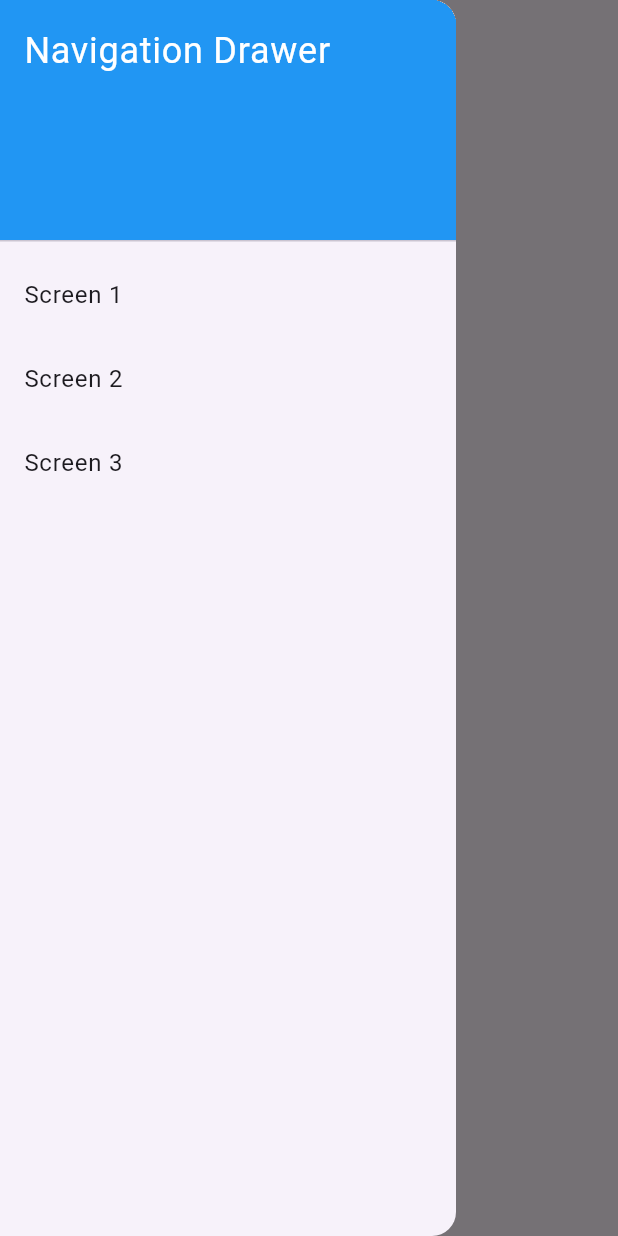
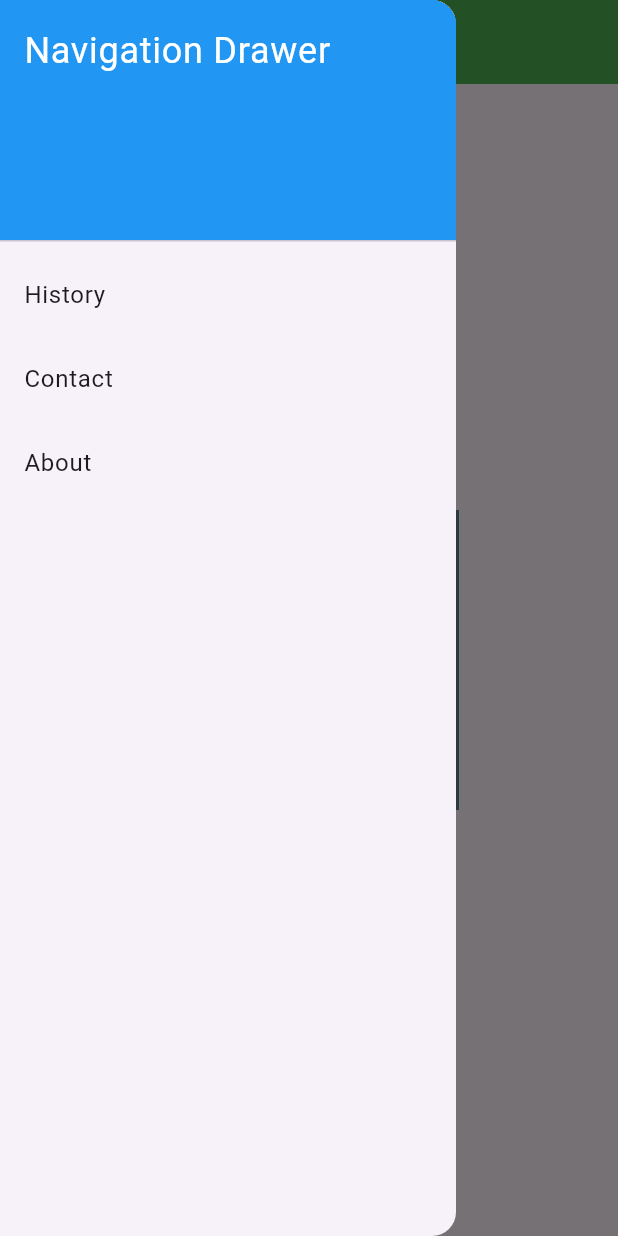
Before and after one commit to Mahfuj-976/tracker_sheet, a Flutter app: the screen it shows after launch, with the side drawer open, on a phone screen of 412 x 824 dp. Run offline on Flutter 3.47's test engine with Material 3 defaults, Android fonts, the phone set to English and light mode, and no system bars; our stand-ins replace google_fonts.

Commit message:
upadated task 08

```diff
--- a/task_08/lib/main.dart
+++ b/task_08/lib/main.dart
@@ -10,6 +10,7 @@ class MyApp extends StatelessWidget {
   @override
   Widget build(BuildContext context) {
     return MaterialApp(
+      debugShowCheckedModeBanner: false,
       title: 'Navigation Drawer App',
       theme: ThemeData(primarySwatch: Colors.blue),
       home: HomeScreen(),
@@ -23,7 +24,10 @@ class HomeScreen extends StatelessWidget {
   @override
   Widget build(BuildContext context) {
     return Scaffold(
-      appBar: AppBar(title: Text('Home Screen')),
+      appBar: AppBar(
+        title: Text('Home Screen'),
+        backgroundColor: Colors.green,
+      ),
       drawer: Drawer(
         child: ListView(
           padding: EdgeInsets.zero,
@@ -32,43 +36,66 @@ class HomeScreen extends StatelessWidget {
               decoration: BoxDecoration(color: Colors.blue),
               child: Text(
                 'Navigation Drawer',
-                style: TextStyle(color: Colors.white, fontSize: 24),
+                style: TextStyle(
+                  color: Colors.white,
+                  fontSize: 24,
+                ),
               ),
             ),
             ListTile(
-              title: Text('Screen 1'),
+              title: Text('History'),
               onTap: () {
                 Navigator.pop(context);
                 Navigator.push(
                   context,
-                  MaterialPageRoute(builder: (context) => Screen1()),
+                  MaterialPageRoute(
+                    builder: (context) => Screen1(),
+                  ),
                 );
               },
             ),
             ListTile(
-              title: Text('Screen 2'),
+              title: Text('Contact'),
               onTap: () {
                 Navigator.pop(context);
                 Navigator.push(
                   context,
-                  MaterialPageRoute(builder: (context) => Screen2()),
+                  MaterialPageRoute(
+                    builder: (context) => Screen2(),
+                  ),
                 );
               },
             ),
             ListTile(
-              title: Text('Screen 3'),
+              title: Text('About'),
               onTap: () {
                 Navigator.pop(context);
                 Navigator.push(
                   context,
-                  MaterialPageRoute(builder: (context) => Screen3()),
+                  MaterialPageRoute(
+                    builder: (context) => Screen3(),
+                  ),
                 );
               },
             ),
           ],
         ),
       ),
-      body: Center(child: Text('Home Screen Content')),
+      body: Center(
+        child: Container(
+          width: 200,
+          height: 200,
+          alignment: Alignment.center,
+          decoration: BoxDecoration(color: Colors.blueGrey),
+          child: Text(
+            'Home Screen Content',
+            style: TextStyle(
+              color: const Color.fromARGB(255, 0, 0, 0),
+              fontSize: 18,
+            ),
+          ),
+        ),
+      ),
     );
   }
 }
@@ -79,8 +106,25 @@ class Screen1 extends StatelessWidget {
   @override
   Widget build(BuildContext context) {
     return Scaffold(
-      appBar: AppBar(title: Text('Screen 1')),
-      body: Center(child: Text('Screen 1 Content')),
+      appBar: AppBar(
+        title: Text('History'),
+        backgroundColor: Colors.green,
+      ),
+      body: Center(
+        child: Container(
+          width: 200,
+          height: 200,
+          alignment: Alignment.center,
+          decoration: BoxDecoration(color: Colors.blueGrey),
+          child: Text(
+            'It is History screen',
+            style: TextStyle(
+              color: const Color.fromARGB(255, 0, 0, 0),
+              fontSize: 18,
+            ),
+          ),
+        ),
+      ),
     );
   }
 }
@@ -91,8 +135,25 @@ class Screen2 extends StatelessWidget {
   @override
   Widget build(BuildContext context) {
     return Scaffold(
-      appBar: AppBar(title: Text('Screen 2')),
-      body: Center(child: Text('Screen 2 Content')),
+      appBar: AppBar(
+        title: Text('Contact'),
+        backgroundColor: Colors.green,
+      ),
+      body: Center(
+        child: Container(
+          width: 200,
+          height: 200,
+          alignment: Alignment.center,
+          decoration: BoxDecoration(color: Colors.blueGrey),
+          child: Text(
+            'It is Contact Screen',
+            style: TextStyle(
+              color: const Color.fromARGB(255, 0, 0, 0),
+              fontSize: 18,
+            ),
+          ),
+        ),
+      ),
     );
   }
 }
@@ -102,8 +163,25 @@ class Screen3 extends StatelessWidget {
   @override
   Widget build(BuildContext context) {
     return Scaffold(
-      appBar: AppBar(title: Text('Screen 3')),
-      body: Center(child: Text('Screen 3 Content')),
+      appBar: AppBar(
+        title: Text('About'),
+        backgroundColor: Colors.green,
+      ),
+      body: Center(
+        child: Container(
+          width: 200,
+          height: 200,
+          alignment: Alignment.center,
+          decoration: BoxDecoration(color: Colors.blueGrey),
+          child: Text(
+            'About Screen',
+            style: TextStyle(
+              color: const Color.fromARGB(255, 0, 0, 0),
+              fontSize: 18,
+            ),
+          ),
+        ),
+      ),
     );
   }
 }
```
